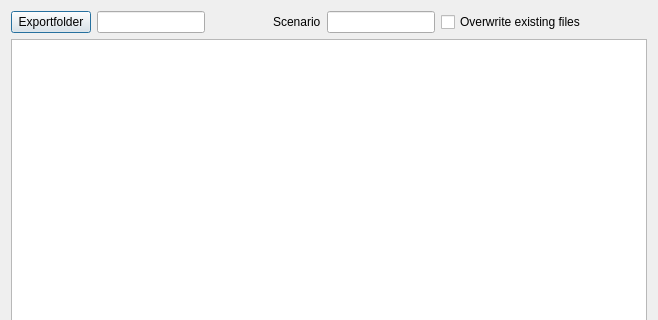
Old version of the form src/libdynamind-gui/checkboxlist/exportfiles.ui in the repository iut-ibk/P8-WSC-GUI; both pictures show x 0 to 658 and y 0 to 320 of the 658 by 488 pixel window.
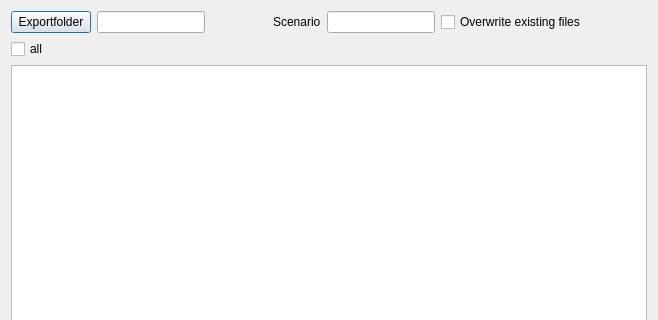
New version of the form.

Commit message: added check/uncheck all button

```diff
--- a/src/libdynamind-gui/checkboxlist/exportfiles.ui
+++ b/src/libdynamind-gui/checkboxlist/exportfiles.ui
@@ -71,6 +71,13 @@
      </item>
     </layout>
    </item>
+   <item>
+    <widget class="QCheckBox" name="chkbox_all">
+     <property name="text">
+      <string>all</string>
+     </property>
+    </widget>
+   </item>
    <item>
     <widget class="QListView" name="lv_list"/>
    </item>
```
The commit also changes 2 other files.
